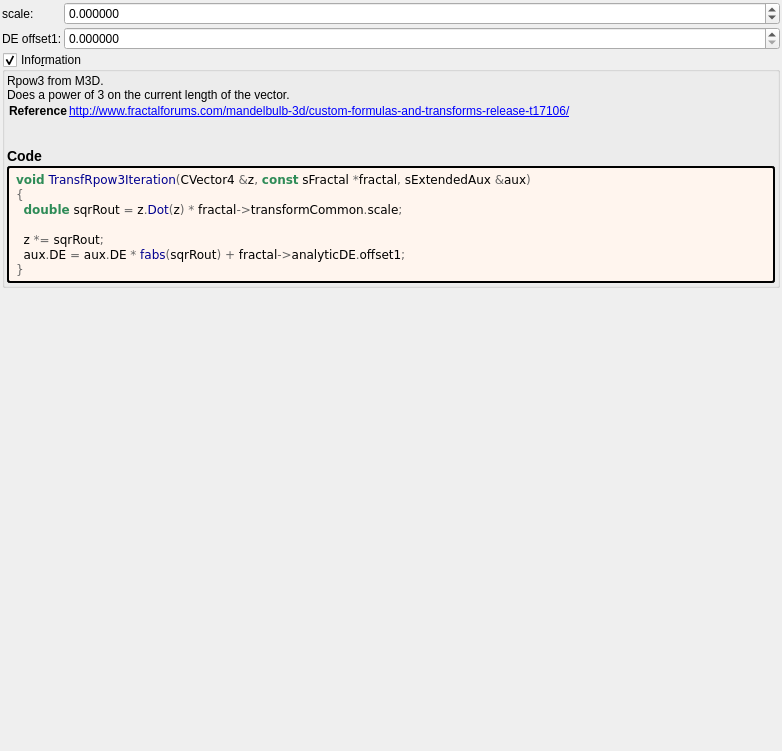
Above: mandelbulber2/formula/ui/transf_rpow3.ui from buddhi1980/mandelbulber2 before the change. Below: the same form after it.
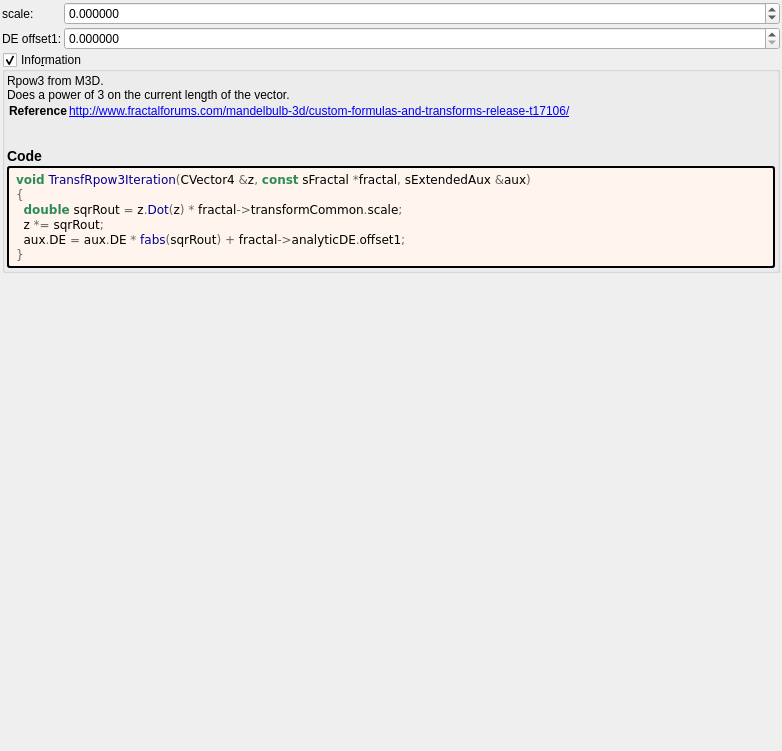
That is the form after the change. Custom widgets are drawn as their Qt base class.

```diff
--- a/mandelbulber2/formula/ui/transf_rpow3.ui
+++ b/mandelbulber2/formula/ui/transf_rpow3.ui
@@ -163,10 +163,9 @@
         </property>
         <property name="text">
          <string notr="true">&lt;body style=&quot;background-color:#fff5ee&quot;&gt;
-&lt;pre style=&quot;color:#000000; background-color:#fff5ee;  font-family:'Courier New',monospace;&quot;&gt;&lt;span style=&quot;color:#2e8b57; font-weight:bold&quot;&gt;void&lt;/span&gt; &lt;span style=&quot;color:#00008f&quot;&gt;TransfRpow3Iteration&lt;/span&gt;&lt;span style=&quot;color:#676767&quot;&gt;(&lt;/span&gt;CVector4 &lt;span style=&quot;color:#676767&quot;&gt;&amp;amp;&lt;/span&gt;z&lt;span style=&quot;color:#676767&quot;&gt;,&lt;/span&gt; &lt;span style=&quot;color:#2e8b57; font-weight:bold&quot;&gt;const&lt;/span&gt; sFractal &lt;span style=&quot;color:#676767&quot;&gt;*&lt;/span&gt;fractal&lt;span style=&quot;color:#676767&quot;&gt;,&lt;/span&gt; sExtendedAux &lt;span style=&quot;color:#676767&quot;&gt;&amp;amp;&lt;/span&gt;aux&lt;span style=&quot;color:#676767&quot;&gt;)&lt;/span&gt;
+&lt;pre style=&quot;color:#000000; background-color:#fff5ee;  font-family:&#039;Courier New&#039;,monospace;&quot;&gt;&lt;span style=&quot;color:#2e8b57; font-weight:bold&quot;&gt;void&lt;/span&gt; &lt;span style=&quot;color:#00008f&quot;&gt;TransfRpow3Iteration&lt;/span&gt;&lt;span style=&quot;color:#676767&quot;&gt;(&lt;/span&gt;CVector4 &lt;span style=&quot;color:#676767&quot;&gt;&amp;amp;&lt;/span&gt;z&lt;span style=&quot;color:#676767&quot;&gt;,&lt;/span&gt; &lt;span style=&quot;color:#2e8b57; font-weight:bold&quot;&gt;const&lt;/span&gt; sFractal &lt;span style=&quot;color:#676767&quot;&gt;*&lt;/span&gt;fractal&lt;span style=&quot;color:#676767&quot;&gt;,&lt;/span&gt; sExtendedAux &lt;span style=&quot;color:#676767&quot;&gt;&amp;amp;&lt;/span&gt;aux&lt;span style=&quot;color:#676767&quot;&gt;)&lt;/span&gt;
 &lt;span style=&quot;color:#676767&quot;&gt;{&lt;/span&gt;
   &lt;span style=&quot;color:#2e8b57; font-weight:bold&quot;&gt;double&lt;/span&gt; sqrRout &lt;span style=&quot;color:#676767&quot;&gt;=&lt;/span&gt; z&lt;span style=&quot;color:#676767&quot;&gt;.&lt;/span&gt;&lt;span style=&quot;color:#00008f&quot;&gt;Dot&lt;/span&gt;&lt;span style=&quot;color:#676767&quot;&gt;(&lt;/span&gt;z&lt;span style=&quot;color:#676767&quot;&gt;) *&lt;/span&gt; fractal&lt;span style=&quot;color:#676767&quot;&gt;-&amp;gt;&lt;/span&gt;transformCommon&lt;span style=&quot;color:#676767&quot;&gt;.&lt;/span&gt;scale&lt;span style=&quot;color:#676767&quot;&gt;;&lt;/span&gt;
-
   z &lt;span style=&quot;color:#676767&quot;&gt;*=&lt;/span&gt; sqrRout&lt;span style=&quot;color:#676767&quot;&gt;;&lt;/span&gt;
   aux&lt;span style=&quot;color:#676767&quot;&gt;.&lt;/span&gt;DE &lt;span style=&quot;color:#676767&quot;&gt;=&lt;/span&gt; aux&lt;span style=&quot;color:#676767&quot;&gt;.&lt;/span&gt;DE &lt;span style=&quot;color:#676767&quot;&gt;*&lt;/span&gt; &lt;span style=&quot;color:#00008f&quot;&gt;fabs&lt;/span&gt;&lt;span style=&quot;color:#676767&quot;&gt;(&lt;/span&gt;sqrRout&lt;span style=&quot;color:#676767&quot;&gt;) +&lt;/span&gt; fractal&lt;span style=&quot;color:#676767&quot;&gt;-&amp;gt;&lt;/span&gt;analyticDE&lt;span style=&quot;color:#676767&quot;&gt;.&lt;/span&gt;offset1&lt;span style=&quot;color:#676767&quot;&gt;;&lt;/span&gt;
 &lt;span style=&quot;color:#676767&quot;&gt;}&lt;/span&gt;
```
Left out of the diff: 2 changed lines with no effect on the pictures.
